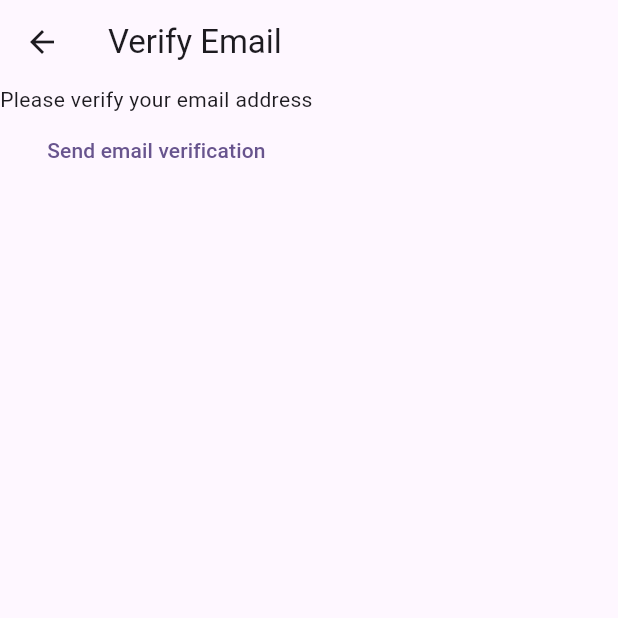
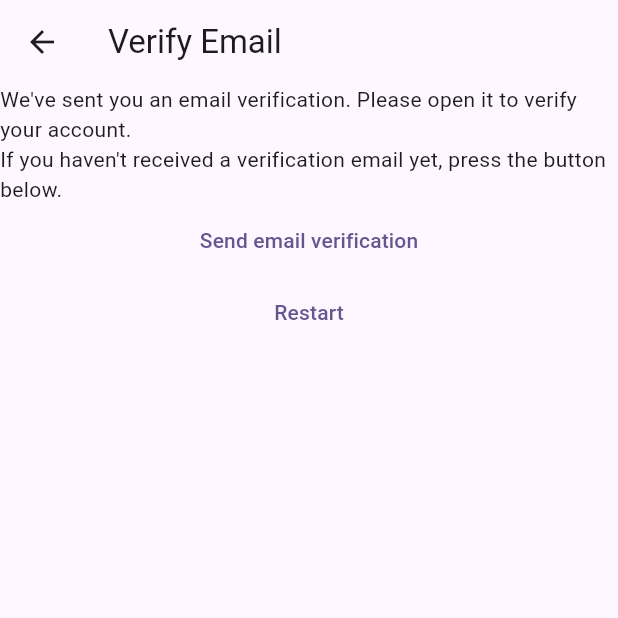
Before and after one commit to Humais77/MyNotes-Flutter, a Flutter app: the VerifyEmailView screen opened directly, on a phone screen of 412 x 824 dp, the top half of it. Run offline on Flutter 3.47's test engine with Material 3 defaults, Android fonts, the phone set to English and light mode, and no system bars; our stand-ins replace firebase_auth, firebase_core; accounts and stored records are empty.

Commit message:
add the verify email route

```diff
--- a/lib/constants/routes.dart
+++ b/lib/constants/routes.dart
@@ -1,3 +1,4 @@
 const loginRoute = '/login/';
 const registerRoute = '/register/';
 const appViewRoute = '/appview/';
+const verifyEmailRoute = '/verify-email/';
--- a/lib/main.dart
+++ b/lib/main.dart
@@ -22,6 +22,7 @@ void main() {
         loginRoute: (context) => const LoginView(),
         registerRoute: (context) => const RegisterView(),
         appViewRoute: (context) => const AppView(),
+        verifyEmailRoute: (context) => const VerifyEmailView(),
       },
     ),
   );
--- a/lib/views/verify_email.dart
+++ b/lib/views/verify_email.dart
@@ -1,5 +1,6 @@
 import 'package:firebase_auth/firebase_auth.dart';
 import 'package:flutter/material.dart';
+import 'package:my_app/constants/routes.dart';
 
 class VerifyEmailView extends StatefulWidget {
   const VerifyEmailView({super.key});
@@ -15,7 +16,12 @@ class _VerifyEmailViewState extends State<VerifyEmailView> {
       appBar: AppBar(title: const Text("Verify Email")),
       body: Column(
         children: [
-          Text("Please verify your email address"),
+          Text(
+            "We've sent you an email verification. Please open it to verify your account.",
+          ),
+          Text(
+            "If you haven't received a verification email yet, press the button below.",
+          ),
           TextButton(
             onPressed: () async {
               final user = FirebaseAuth.instance.currentUser;
@@ -23,6 +29,16 @@ class _VerifyEmailViewState extends State<VerifyEmailView> {
             },
             child: const Text("Send email verification"),
           ),
+          TextButton(
+            onPressed: () async {
+              await FirebaseAuth.instance.signOut();
+              if (!context.mounted) return;
+              Navigator.of(
+                context,
+              ).pushNamedAndRemoveUntil(registerRoute, (route) => false);
+            },
+            child: const Text("Restart"),
+          ),
         ],
       ),
     );
```
Also changed, not shown: lib/views/register_view.dart (+18 -11 lines).
